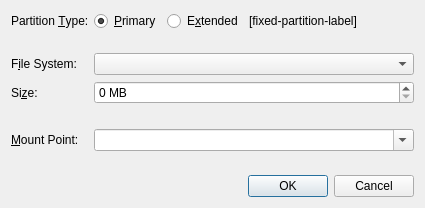
Above: src/modules/partition/CreatePartitionDialog.ui from calamares/calamares before the change. Below: the same form after it.
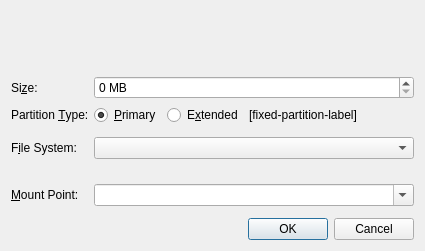
That is the form after the change. Custom widgets are drawn as their Qt base class.

Commit message: Use PartResizerWidget in CreatePartitionDialog

What changed in the file:
```diff
--- a/src/modules/partition/CreatePartitionDialog.ui
+++ b/src/modules/partition/CreatePartitionDialog.ui
@@ -14,9 +14,25 @@
    <string>Create a Partition</string>
   </property>
   <layout class="QVBoxLayout" name="verticalLayout">
+   <item>
+    <widget class="PartResizerWidget" name="partResizerWidget" native="true">
+     <property name="sizePolicy">
+      <sizepolicy hsizetype="Expanding" vsizetype="Fixed">
+       <horstretch>0</horstretch>
+       <verstretch>0</verstretch>
+      </sizepolicy>
+     </property>
+     <property name="minimumSize">
+      <size>
+       <width>0</width>
+       <height>59</height>
+      </size>
+     </property>
+    </widget>
+   </item>
    <item>
     <layout class="QFormLayout" name="formLayout">
-     <item row="0" column="0">
+     <item row="1" column="0">
       <widget class="QLabel" name="partitionTypeLabel">
        <property name="text">
         <string>Partition &amp;Type:</string>
@@ -26,7 +42,7 @@
        </property>
       </widget>
      </item>
-     <item row="0" column="1">
+     <item row="1" column="1">
       <layout class="QHBoxLayout" name="horizontalLayout">
        <item>
         <widget class="QRadioButton" name="primaryRadioButton">
@@ -67,7 +83,7 @@
        </item>
       </layout>
      </item>
-     <item row="2" column="0">
+     <item row="3" column="0">
       <widget class="QLabel" name="label_2">
        <property name="text">
         <string>F&amp;ile System:</string>
@@ -77,27 +93,10 @@
        </property>
       </widget>
      </item>
-     <item row="2" column="1">
-      <widget class="QComboBox" name="fsComboBox"/>
-     </item>
-     <item row="3" column="0">
-      <widget class="QLabel" name="label">
-       <property name="text">
-        <string>Si&amp;ze:</string>
-       </property>
-       <property name="buddy">
-        <cstring>sizeSpinBox</cstring>
-       </property>
-      </widget>
-     </item>
      <item row="3" column="1">
-      <widget class="PartitionSizeWidget" name="sizeSpinBox">
-       <property name="suffix">
-        <string> MB</string>
-       </property>
-      </widget>
+      <widget class="QComboBox" name="fsComboBox"/>
      </item>
-     <item row="4" column="1">
+     <item row="5" column="1">
       <spacer name="verticalSpacer_2">
        <property name="orientation">
         <enum>Qt::Vertical</enum>
@@ -113,7 +112,7 @@
        </property>
       </spacer>
      </item>
-     <item row="5" column="0">
+     <item row="6" column="0">
       <widget class="QLabel" name="mountPointLabel">
        <property name="text">
         <string>&amp;Mount Point:</string>
@@ -123,7 +122,7 @@
        </property>
       </widget>
      </item>
-     <item row="5" column="1">
+     <item row="6" column="1">
       <widget class="QComboBox" name="mountPointComboBox">
        <property name="editable">
         <bool>true</bool>
@@ -163,7 +162,7 @@
        </item>
       </widget>
      </item>
-     <item row="6" column="0">
+     <item row="7" column="0">
       <spacer name="verticalSpacer">
        <property name="orientation">
         <enum>Qt::Vertical</enum>
@@ -176,7 +175,7 @@
        </property>
       </spacer>
      </item>
-     <item row="1" column="1">
+     <item row="2" column="1">
       <spacer name="verticalSpacer_3">
        <property name="orientation">
         <enum>Qt::Vertical</enum>
@@ -189,6 +188,23 @@
        </property>
       </spacer>
      </item>
+     <item row="0" column="0">
+      <widget class="QLabel" name="label">
+       <property name="text">
+        <string>Si&amp;ze:</string>
+       </property>
+       <property name="buddy">
+        <cstring>sizeSpinBox</cstring>
+       </property>
+      </widget>
+     </item>
+     <item row="0" column="1">
+      <widget class="QSpinBox" name="sizeSpinBox">
+       <property name="suffix">
+        <string> MB</string>
+       </property>
+      </widget>
+     </item>
     </layout>
    </item>
    <item>
@@ -205,9 +221,10 @@
  </widget>
  <customwidgets>
   <customwidget>
-   <class>PartitionSizeWidget</class>
-   <extends>QSpinBox</extends>
-   <header location="global">PartitionSizeWidget.h</header>
+   <class>PartResizerWidget</class>
+   <extends>QWidget</extends>
+   <header location="global">gui/partresizerwidget.h</header>
+   <container>1</container>
   </customwidget>
  </customwidgets>
  <tabstops>
```
Left out of the diff: 1 changed line with no effect on the pictures. The commit also changes 2 other files.
